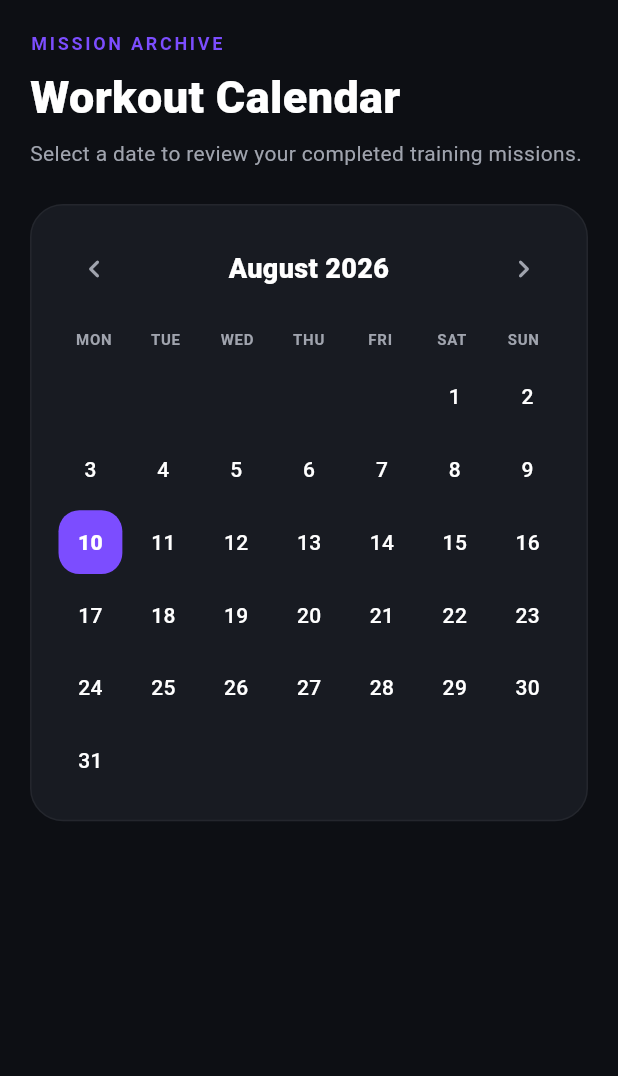
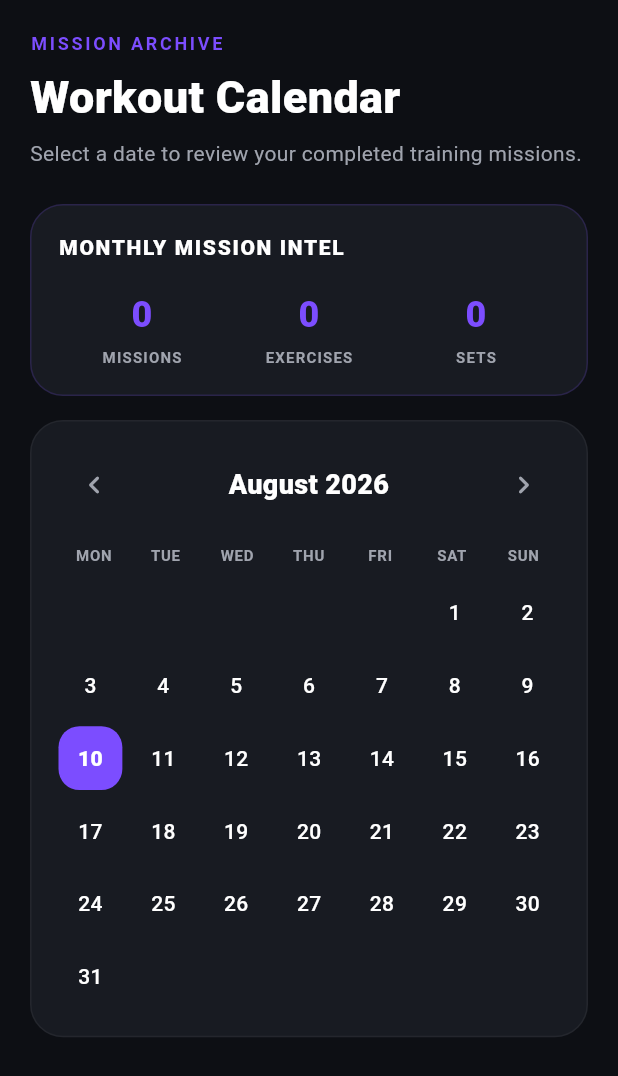
Before and after one commit to kulokoy0143/secret-mission, a Flutter app: the WorkoutHistoryScreen screen opened directly, on a phone screen of 412 x 824 dp. Shown: the top 1076 px of the screen. Run offline on Flutter 3.47's test engine with Material 3 defaults, Android fonts, the phone set to English and light mode, and no system bars; our stand-ins replace hive, hive_flutter; accounts and stored records are empty; Roboto replaces fonts that are missing (Arial).

Commit message:
feat: add monthly mission intel to workout history

```diff
--- a/lib/features/history/screens/workout_history_screen.dart
+++ b/lib/features/history/screens/workout_history_screen.dart
@@ -38,12 +38,36 @@ class _WorkoutHistoryScreenState extends State<WorkoutHistoryScreen> {
         builder: (context, box, child) {
           final sessions = HistoryService.getWorkoutHistory();
           final selectedSessions = _sessionsForDate(sessions, _selectedDate);
+          final monthlySessions = sessions.where((session) {
+            return session.startedAt.year == _focusedMonth.year &&
+                session.startedAt.month == _focusedMonth.month;
+          }).toList();
+
+          final monthlyMissionCount = monthlySessions.length;
+
+          final monthlyExerciseCount = monthlySessions.fold<int>(
+            0,
+            (total, session) => total + session.exerciseCount,
+          );
+
+          final monthlySetCount = monthlySessions.fold<int>(
+            0,
+            (total, session) => total + session.totalSets,
+          );
 
           return ListView(
             padding: const EdgeInsets.fromLTRB(20, 20, 20, 32),
             children: [
               _buildHeader(),
               const SizedBox(height: 24),
+
+              _buildMonthlyIntelCard(
+                missions: monthlyMissionCount,
+                exercises: monthlyExerciseCount,
+                sets: monthlySetCount,
+              ),
+
+              const SizedBox(height: 16),
 
               _buildCalendar(sessions),
 
@@ -100,6 +124,83 @@ class _WorkoutHistoryScreenState extends State<WorkoutHistoryScreen> {
         Text(
           'Select a date to review your completed training missions.',
           style: TextStyle(color: AppColors.textSecondary, height: 1.4),
+        ),
+      ],
+    );
+  }
+
+  Widget _buildMonthlyIntelCard({
+    required int missions,
+    required int exercises,
+    required int sets,
+  }) {
+    return Container(
+      width: double.infinity,
+      padding: const EdgeInsets.all(18),
+      decoration: BoxDecoration(
+        color: AppColors.surface,
+        borderRadius: BorderRadius.circular(22),
+        border: Border.all(color: AppColors.primary.withValues(alpha: 0.18)),
+      ),
+      child: Column(
+        crossAxisAlignment: CrossAxisAlignment.start,
+        children: [
+          const Text(
+            'MONTHLY MISSION INTEL',
+            style: TextStyle(
+              color: AppColors.textPrimary,
+              fontSize: 14,
+              fontWeight: FontWeight.w800,
+              letterSpacing: 1.1,
+            ),
+          ),
+
+          const SizedBox(height: 18),
+
+          Row(
+            children: [
+              Expanded(
+                child: _buildIntelStat(
+                  value: missions.toString(),
+                  label: 'MISSIONS',
+                ),
+              ),
+              Expanded(
+                child: _buildIntelStat(
+                  value: exercises.toString(),
+                  label: 'EXERCISES',
+                ),
+              ),
+              Expanded(
+                child: _buildIntelStat(value: sets.toString(), label: 'SETS'),
+              ),
+            ],
+          ),
+        ],
+      ),
+    );
+  }
+
+  Widget _buildIntelStat({required String value, required String label}) {
+    return Column(
+      children: [
+        Text(
+          value,
+          style: const TextStyle(
+            color: AppColors.primary,
+            fontSize: 24,
+            fontWeight: FontWeight.w800,
+          ),
+        ),
+        const SizedBox(height: 4),
+        Text(
+          label,
+          style: const TextStyle(
+            color: AppColors.textSecondary,
+            fontSize: 10,
+            fontWeight: FontWeight.w700,
+            letterSpacing: 0.8,
+          ),
         ),
       ],
     );
```
